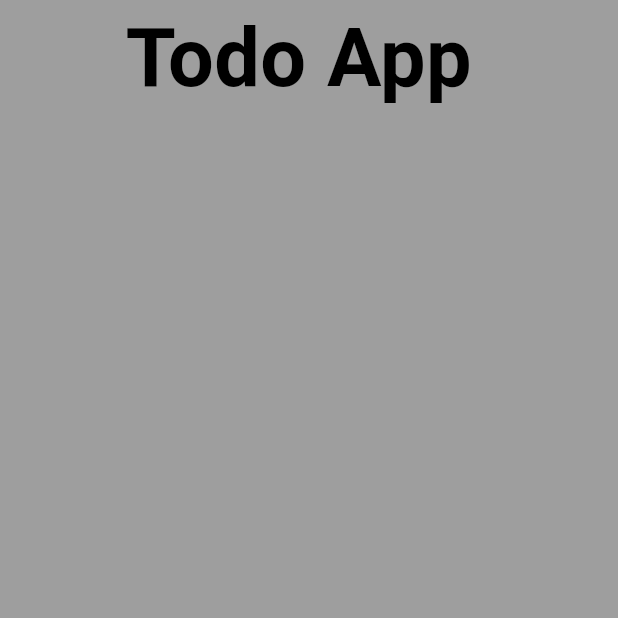
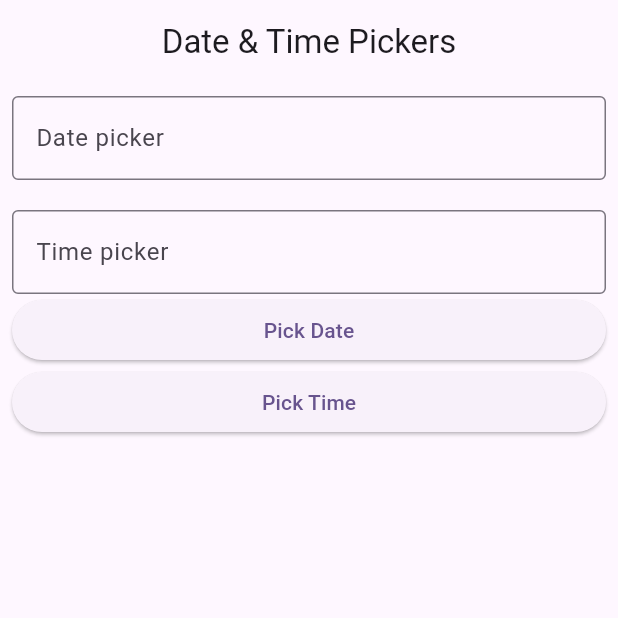
Before and after one commit to shyamguna/todo_new_app, a Flutter app: the first screen one second after launch, on a phone screen of 412 x 824 dp, the top half of it. Run offline on Flutter 3.47's test engine with Material 2 defaults, Android fonts, the phone set to English and light mode, and no system bars; our stand-ins replace firebase_core, shared_preferences; accounts and stored records are empty.

Commit message:
some changes

```diff
--- a/lib/main.dart
+++ b/lib/main.dart
@@ -1,6 +1,8 @@
 import 'package:firebase_core/firebase_core.dart';
 import 'package:flutter/material.dart';
 import 'package:todo_new_app/firebase_options.dart';
+import 'package:todo_new_app/view/Date_Time_Picker.dart';
+import 'package:todo_new_app/view/slider_screen.dart';
 
 import 'view/splashscreen.dart';
 
@@ -9,7 +11,7 @@ void main() async {
   await Firebase.initializeApp(
     options: DefaultFirebaseOptions.currentPlatform,
   );
-  runApp(MyApp());
+  runApp(const MyApp(),);
 }
 
 class MyApp extends StatelessWidget {
@@ -25,7 +27,7 @@ class MyApp extends StatelessWidget {
         colorScheme: ColorScheme.fromSeed(seedColor: Colors.deepPurple),
         useMaterial3: true,
       ),
-      home:  const Splashscreen(),
+      home:  const Date_Time_Picker(),
     );
   }
 }
--- /dev/null
+++ b/lib/view/Date_Time_Picker.dart
@@ -0,0 +1,83 @@
+import 'package:flutter/material.dart';
+
+class Date_Time_Picker extends StatefulWidget {
+  const Date_Time_Picker({Key? key}) : super(key: key);
+
+  @override
+  State<Date_Time_Picker> createState() => _Date_Time_PickerState();
+}
+
+class _Date_Time_PickerState extends State<Date_Time_Picker> {
+  final _dateC = TextEditingController();
+  final _timeC = TextEditingController();
+
+  DateTime selected = DateTime.now();
+  DateTime initial = DateTime(2000);
+  DateTime last = DateTime(2025);
+
+  TimeOfDay timeOfDay = TimeOfDay.now();
+
+  @override
+  Widget build(BuildContext context) {
+    return Scaffold(
+      appBar: AppBar(
+        centerTitle: true,
+        title: const Text("Date & Time Pickers"),
+      ),
+      body: Padding(
+        padding: const EdgeInsets.all(8.0),
+        child: buildUI(context),
+      ),
+    );
+  }
+
+  Widget buildUI(BuildContext context) {
+    return ListView(
+      shrinkWrap: true,
+      children: [
+        TextFormField(
+          controller: _dateC,
+          decoration: const InputDecoration(
+              labelText: 'Date picker', border: OutlineInputBorder()),
+        ),
+        const SizedBox(height: 20),
+        TextFormField(
+          controller: _timeC,
+          decoration: const InputDecoration(
+              labelText: 'Time picker', border: OutlineInputBorder()),
+        ),
+        ElevatedButton(
+            onPressed: () => displayDatePicker(context),
+            child: const Text("Pick Date")),
+        ElevatedButton(onPressed: () => displayTimePicker(context), child: const Text("Pick Time")),
+      ],
+    );
+  }
+
+  Future displayDatePicker(BuildContext context) async {
+    var date = await showDatePicker(
+      context: context,
+      initialDate: selected,
+      firstDate: initial,
+      lastDate: last,
+    );
+
+    if (date != null) {
+      setState(() {
+        _dateC.text = date.toLocal().toString().split(" ")[0];
+      });
+    }
+  }
+
+  Future displayTimePicker(BuildContext context) async {
+    var time = await showTimePicker(
+        context: context,
+        initialTime: timeOfDay);
+
+    if (time != null) {
+      setState(() {
+        _timeC.text = "${time.hour}:${time.minute}";
+      });
+    }
+  }
+}
```
Also changed, not shown: lib/view/slider_screen.dart (added, +31 -0 lines).
